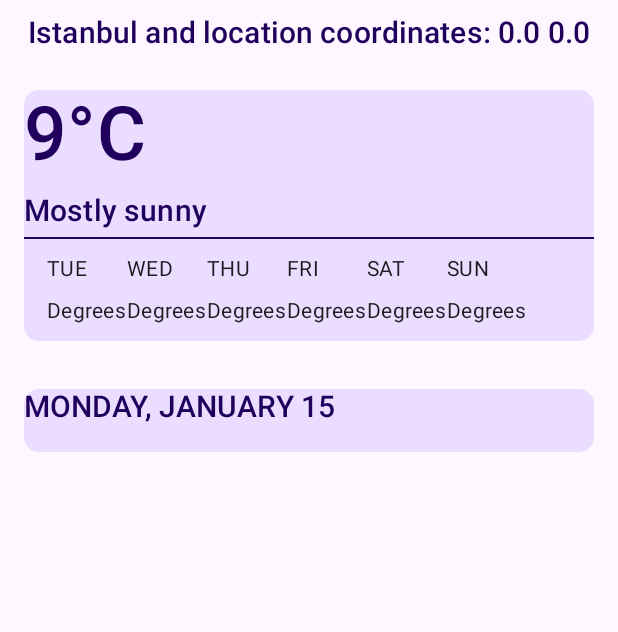
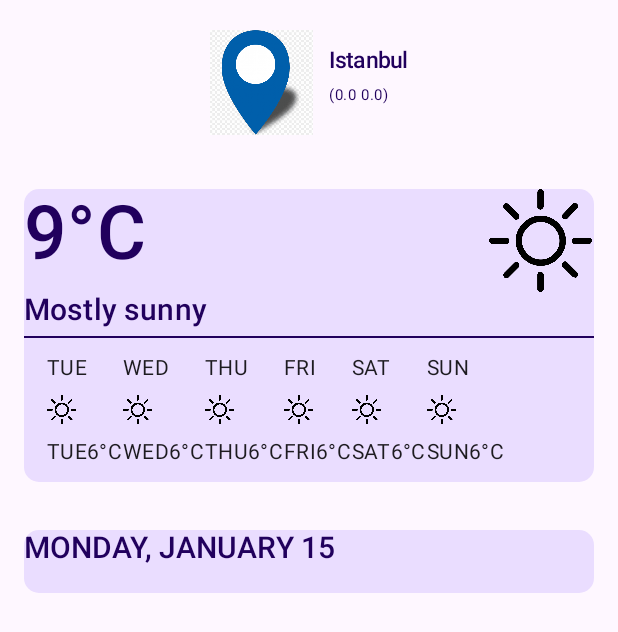
Before and after one commit to AAVCI19/weather-condition-application, an Android app built with Jetpack Compose: the composable WeatherScreen shown on its own in the app's theme, on a phone screen of 412 x 824 dp. Shown: the top 632 px of the screen. Run offline under Robolectric (Android 15) with nearby library versions, the phone set to English and light mode, and no system bars.

Commit message:
improved location visualization

```diff
--- a/app/src/main/java/com/example/weatherconditionapplication/ui/WeatherScreen.kt
+++ b/app/src/main/java/com/example/weatherconditionapplication/ui/WeatherScreen.kt
@@ -13,6 +13,7 @@ import androidx.compose.foundation.layout.fillMaxHeight
 import androidx.compose.foundation.layout.fillMaxWidth
 import androidx.compose.foundation.layout.height
 import androidx.compose.foundation.layout.padding
+import androidx.compose.foundation.layout.size
 import androidx.compose.foundation.layout.width
 import androidx.compose.foundation.lazy.LazyColumn
 import androidx.compose.foundation.lazy.LazyRow
@@ -54,19 +55,44 @@ fun WeatherScreen(
         Row(
             modifier = modifier
                 .fillMaxWidth()
-                .padding(0.dp, 10.dp),
+                .padding(10.dp, 20.dp),
             verticalAlignment = Alignment.CenterVertically,
             horizontalArrangement = Arrangement.Center
         ){
-            Spacer(modifier = Modifier.height(10.dp))
+            Spacer(modifier = Modifier.size(10.dp))
+            Row(modifier = modifier){
+                Image(
+                    painter = painterResource(id = R.drawable.pin),
+                    contentDescription = null,
+                    modifier = Modifier
+                        .width(70.dp)
+                        .height(70.dp)
+                )
+                Column(
+                    modifier = modifier
+                        .padding(10.dp)
+                ){
                     Text(
-                text = "${weatherUiState.locationAdress} and location coordinates: ${weatherUiState.currentLocation.latitude} ${weatherUiState.currentLocation.longitude}",
+                        text = "${weatherUiState.locationAdress}",
                         //text = "${weatherUiState.weatherInfoList[0].temperatureDegree}",
                         //text = "Uskumruköy",
-                fontSize = 20.sp,
+                        fontSize = 15.sp,
                         style = MaterialTheme.typography.titleSmall,
                         color = MaterialTheme.colorScheme.onPrimaryContainer
                     )
+                    Spacer(modifier = Modifier.height(5.dp))
+                    Text(
+                        text = "(${weatherUiState.currentLocation.latitude} ${weatherUiState.currentLocation.longitude})",
+                        //text = "${weatherUiState.weatherInfoList[0].temperatureDegree}",
+                        //text = "Uskumruköy",
+                        fontSize = 10.sp,
+                        style = MaterialTheme.typography.bodySmall,
+                        color = MaterialTheme.colorScheme.onPrimaryContainer
+                    )
+                }
+
+            }
+
         }
         Card(
             modifier = Modifier
@@ -79,9 +105,9 @@ fun WeatherScreen(
             shape = RoundedCornerShape(10.dp),
         ){
             //Text (text = "Hello")
-            DailySummaryRow(weatherUiState, modifier)
+            DailySummaryRow(viewModel,weatherUiState, modifier)
             Spacer(modifier = Modifier.height(10.dp))
-            WeeklySummaryRow(weatherUiState, modifier)
+            WeeklySummaryRow(viewModel,weatherUiState, modifier)
 
         }
         Card(
@@ -102,6 +128,7 @@ fun WeatherScreen(
 
 @Composable
 fun DailySummaryRow(
+    viewModel: WeatherViewModel,
     weatherUiState: WeatherUiState,
     modifier: Modifier
 ) {
@@ -109,10 +136,11 @@ fun DailySummaryRow(
         modifier = modifier,
     ){
 
-        Column(
-            modifier = modifier,
-            horizontalAlignment = Alignment.Start
+        Row(
+            modifier = modifier.fillMaxWidth(),
+            horizontalArrangement = Arrangement.SpaceBetween
         ){
+            Column(modifier = modifier ){
                 Text(
                     text = "9°C",
                     //text = "${weatherUiState.weatherInfoList[0].temperatureDegree}°C",
@@ -129,6 +157,14 @@ fun DailySummaryRow(
                     color = MaterialTheme.colorScheme.onPrimaryContainer
                 )
             }
+            Image(
+                painter = painterResource(id = R.drawable.sunny),
+                contentDescription = null,
+                modifier = Modifier
+                    .width(70.dp)
+                    .height(70.dp)
+            )
+        }
         Spacer(modifier = Modifier.height(5.dp))
         Divider(
             color = MaterialTheme.colorScheme.onPrimaryContainer,
@@ -141,6 +177,7 @@ fun DailySummaryRow(
 
 @Composable
 fun WeeklySummaryRow(
+    viewModel: WeatherViewModel,
     weatherUiState: WeatherUiState,
     modifier: Modifier
 ) {
@@ -176,8 +213,16 @@ fun WeekDayItem(
             color = MaterialTheme.colorScheme.onSurface
         )
         Spacer(modifier = Modifier.height(8.dp))
+        Image(
+            painter = painterResource(id = R.drawable.sunny),
+            contentDescription = null,
+            modifier = Modifier
+                .width(20.dp)
+                .height(20.dp)
+        )
+        Spacer(modifier = Modifier.height(8.dp))
         Text (
-            text = "Degrees",
+            text = "$day" + "6°C",
             style = MaterialTheme.typography.bodyMedium,
             color = MaterialTheme.colorScheme.onSurface
         )
@@ -190,6 +235,7 @@ fun DayDetailsRow(viewModel: WeatherViewModel, items: List<WeatherDataInfo>, mod
     Row(
         modifier = modifier.fillMaxWidth()
     ){
+        Spacer(modifier = Modifier.height(5.dp))
         Text(
             text = "MONDAY, JANUARY 15",
             //text = "Weather code: ${weatherUiState.weatherInfoList[0].temperatureDegree}",
@@ -197,6 +243,7 @@ fun DayDetailsRow(viewModel: WeatherViewModel, items: List<WeatherDataInfo>, mod
             style = MaterialTheme.typography.titleSmall,
             color = MaterialTheme.colorScheme.onPrimaryContainer
         )
+        Spacer(modifier = Modifier.height(5.dp))
     }
     Spacer(modifier = Modifier.height(8.dp))
     LazyColumn(
```
Also changed, not shown: app/src/main/res/drawable/pin.png (added). Lines whose indentation alone changed are shown as unchanged.
